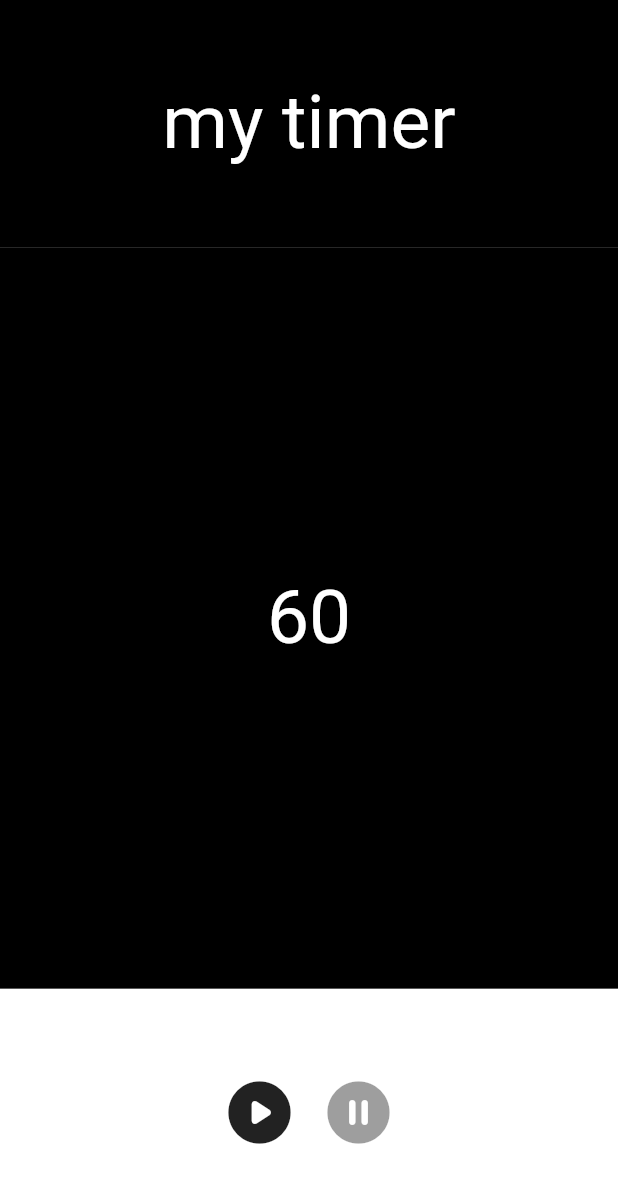
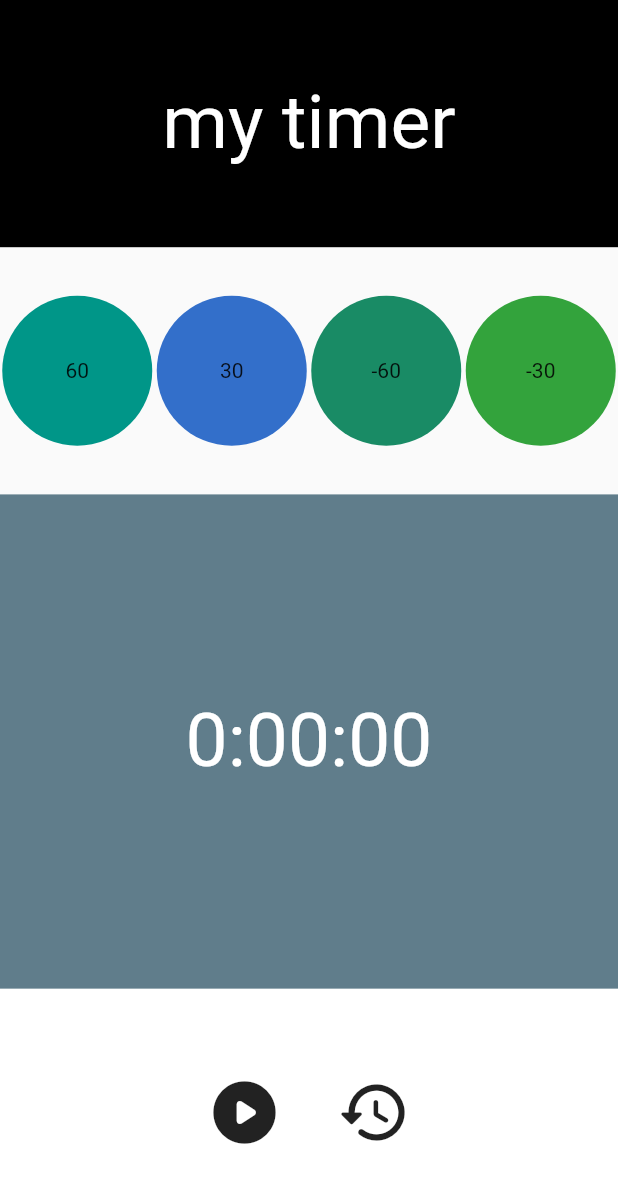
Before and after one commit to dlclfh0404/flutter_application_timer, a Flutter app: the screen it shows after launch, on a phone screen of 412 x 824 dp. Shown: the top 1183 px of the screen. Run offline on Flutter 3.47's test engine with Material 2 defaults, Android fonts, the phone set to English and light mode, and no system bars.

```diff
--- a/lib/main.dart
+++ b/lib/main.dart
@@ -14,19 +14,61 @@ class MyApp extends StatefulWidget {
 }
 
 class _MyAppState extends State<MyApp> {
-  int times = 1 * 60; // min
+  // int totalTime = 60;
+  int times = 60; // min
   late Timer timer;
+  String timeView = '0:00:00';
+  bool isRunning = false;
+
   void timeStart() {
+    if (isRunning) {
+      // 돌고 있는가? => 시간을 멈춤, 상태 변경
+      timeStop();
+      setState(() {
+        isRunning = !isRunning;
+      });
+    } else {
+      // 안돌고 있음 => 돌아감, 변경
       // 1초마다 1씩 내려감.. 일정간격마다 수행
+      setState(() {
+        isRunning = !isRunning;
+      });
       timer = Timer.periodic(const Duration(seconds: 1), (timer) {
         setState(() {
+          timeView = Duration(seconds: times).toString().split('.').first;
           times--;
+          print(times);
+          if (times < 0) {
+            timeStop();
+            isRunning = !isRunning;
+          }
         });
       });
+    }
   }
 
   void timeStop() {
     timer.cancel();
+  }
+
+  void timeReset() {
+    //초기 시간으로 설정
+    //상태를 변경 false
+    setState(() {
+      if (timer == null) timeStop();
+      timeStop();
+      times = 60;
+      isRunning = false;
+      timeView = Duration(seconds: times).toString().split('.').first;
+    });
+  }
+
+  void addTime(int sec) {
+    times += sec; // times = times + sec;
+    times = times < 0 ? 0 : times;
+    setState(() {
+      timeView = Duration(seconds: times).toString().split('.').first;
+    });
   }
 
   @override
@@ -49,13 +91,31 @@ class _MyAppState extends State<MyApp> {
                   ),
                 )),
             Flexible(
-                flex: 3,
+                flex: 1,
                 child: Container(
                   width: double.infinity,
                   height: double.infinity,
-                  color: Colors.black,
+                  child: Row(
+                    mainAxisAlignment: MainAxisAlignment.spaceAround,
+                    children: [
+                      timeButton(sec: 60, color: Colors.teal),
+                      timeButton(
+                          sec: 30, color: Color.fromARGB(255, 51, 111, 202)),
+                      timeButton(
+                          sec: -60, color: Color.fromARGB(255, 25, 139, 101)),
+                      timeButton(
+                          sec: -30, color: Color.fromARGB(255, 51, 163, 60)),
+                    ],
+                  ),
+                )),
+            Flexible(
+                flex: 2,
+                child: Container(
+                  width: double.infinity,
+                  height: double.infinity,
+                  color: Colors.blueGrey,
                   child: Center(
-                      child: Text('$times',
+                      child: Text(timeView,
                           style: const TextStyle(
                               color: Colors.white, fontSize: 50))),
                 )),
@@ -68,14 +128,23 @@ class _MyAppState extends State<MyApp> {
                   child: Row(
                     mainAxisAlignment: MainAxisAlignment.center,
                     children: [
+                      if (isRunning)
+                        IconButton(
+                            iconSize: 50,
+                            onPressed: timeStart,
+                            icon: Icon(Icons.pause_circle_rounded))
+                      else
                         IconButton(
                             iconSize: 50,
                             onPressed: timeStart,
                             icon: const Icon(Icons.play_circle_rounded)),
-                      const IconButton(
+                      SizedBox(
+                        width: 20,
+                      ),
+                      IconButton(
                           iconSize: 50,
-                          onPressed: null,
-                          icon: Icon(Icons.pause_circle_rounded)),
+                          onPressed: timeReset,
+                          icon: Icon(Icons.restore_rounded))
                     ],
                   ),
                 ))
@@ -84,4 +153,16 @@ class _MyAppState extends State<MyApp> {
       ),
     );
   }
+
+  GestureDetector timeButton({required int sec, required Color color}) {
+    return GestureDetector(
+      onTap: () => addTime(sec),
+      child: Container(
+        width: 100,
+        height: 100,
+        decoration: BoxDecoration(shape: BoxShape.circle, color: color),
+        child: Center(child: Text('$sec')),
+      ),
+    );
   }
+}
```
Also changed, not shown: 1 other file. Lines whose indentation alone changed are shown as unchanged.
